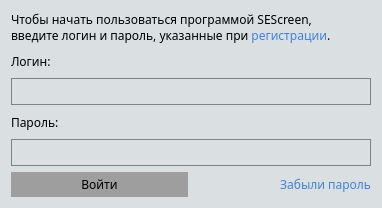
Before: the Qt Designer form login.ui in SEScreen/Client, drawn with Qt 5.
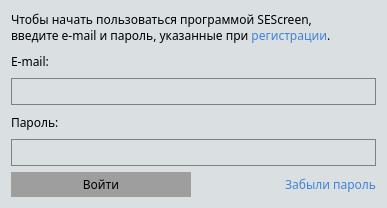
After: the same form once the commit is applied.

```diff
--- a/login.ui
+++ b/login.ui
@@ -6,7 +6,7 @@
    <rect>
     <x>0</x>
     <y>0</y>
-    <width>382</width>
+    <width>387</width>
     <height>208</height>
    </rect>
   </property>
@@ -103,7 +103,7 @@
 }</string>
      </property>
      <property name="text">
-      <string>Логин:</string>
+      <string>E-mail:</string>
      </property>
     </widget>
    </item>
@@ -163,7 +163,7 @@
 }</string>
      </property>
      <property name="text">
-      <string>&lt;html&gt;&lt;head/&gt;&lt;body&gt;&lt;p&gt;Чтобы начать пользоваться программой SEScreen,&lt;br/&gt;введите логин и пароль, указанные при &lt;a href=&quot;#&quot;&gt;&lt;span style=&quot; text-decoration: none; color:#0000ff; color:#4183D7;&quot;&gt;регистрации&lt;/span&gt;&lt;/a&gt;.&lt;/p&gt;&lt;/body&gt;&lt;/html&gt;</string>
+      <string>&lt;html&gt;&lt;head/&gt;&lt;body&gt;&lt;p&gt;Чтобы начать пользоваться программой SEScreen,&lt;br/&gt;введите e-mail и пароль, указанные при &lt;a href=&quot;#&quot;&gt;&lt;span style=&quot; text-decoration: none; color:#0000ff; color:#4183D7;&quot;&gt;регистрации&lt;/span&gt;&lt;/a&gt;.&lt;/p&gt;&lt;/body&gt;&lt;/html&gt;</string>
      </property>
     </widget>
    </item>
```
Left out of the diff: 2 changed lines with no effect on the pictures.
